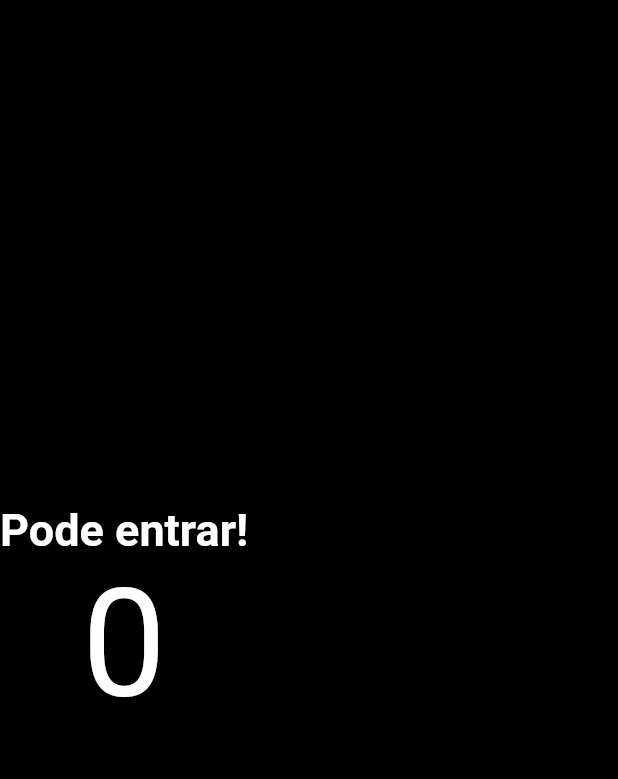
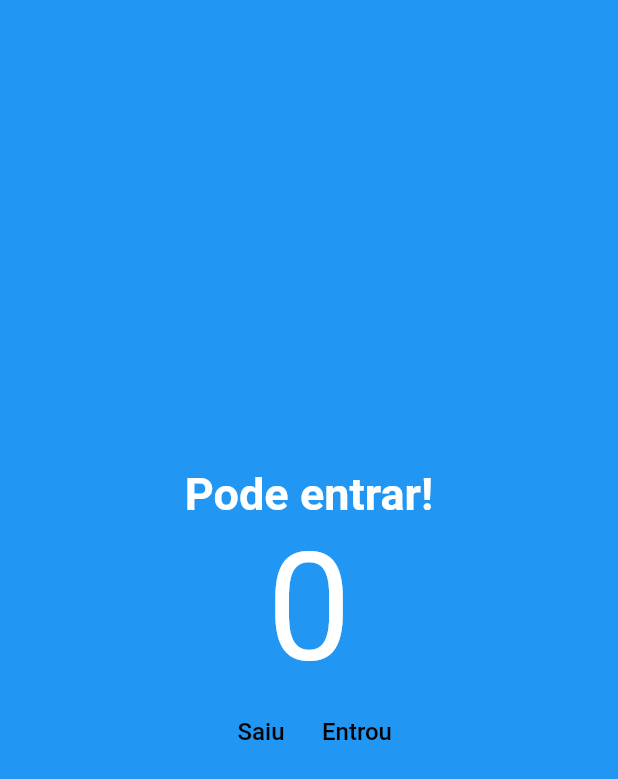
Before and after one commit to 3salles/people-counter, a Flutter app: the screen it shows after launch, on a phone screen of 412 x 824 dp. Shown: the top 779 px of the screen. Run offline on Flutter 3.47's test engine with Material 2 defaults, Android fonts, the light colour scheme and no system bars.

Commit message:
chore: Add buttons

```diff
--- a/lib/main.dart
+++ b/lib/main.dart
@@ -18,28 +18,51 @@
 class Homepage extends StatelessWidget {
   const Homepage({Key? key}) : super(key: key);
 
+  void decrement() {
+    print('Decrement');
+  }
+
+  void increment() {
+    print('Increment');
+  }
+
   @override
   Widget build(BuildContext context) {
     return Scaffold(
-        backgroundColor: Colors.black,
-        body: Column(
-          mainAxisAlignment: MainAxisAlignment.center,
-          children: const [
-            Text(
+        backgroundColor: Colors.blue,
+        body: Column(mainAxisAlignment: MainAxisAlignment.center, children: [
+          const Text(
             'Pode entrar!',
             style: TextStyle(
-                  fontSize: 30,
-                  color: Colors.white,
-                  fontWeight: FontWeight.w700),
+                fontSize: 30, color: Colors.white, fontWeight: FontWeight.w700),
           ),
-            Text(
+          const Text(
             '0',
             style: TextStyle(
               fontSize: 100,
               color: Colors.white,
             ),
+          ),
+          Row(
+            mainAxisAlignment: MainAxisAlignment.center,
+            children: [
+              TextButton(
+                onPressed: decrement,
+                child: const Text('Saiu',
+                    style: TextStyle(
+                      color: Colors.black,
+                      fontSize: 16,
+                    )),
+              ),
+              TextButton(
+                  onPressed: increment,
+                  child: const Text('Entrou',
+                      style: TextStyle(
+                        color: Colors.black,
+                        fontSize: 16,
+                      )))
+            ],
           )
-          ],
-        ));
+        ]));
   }
 }
```
Lines whose indentation alone changed are shown as unchanged.
